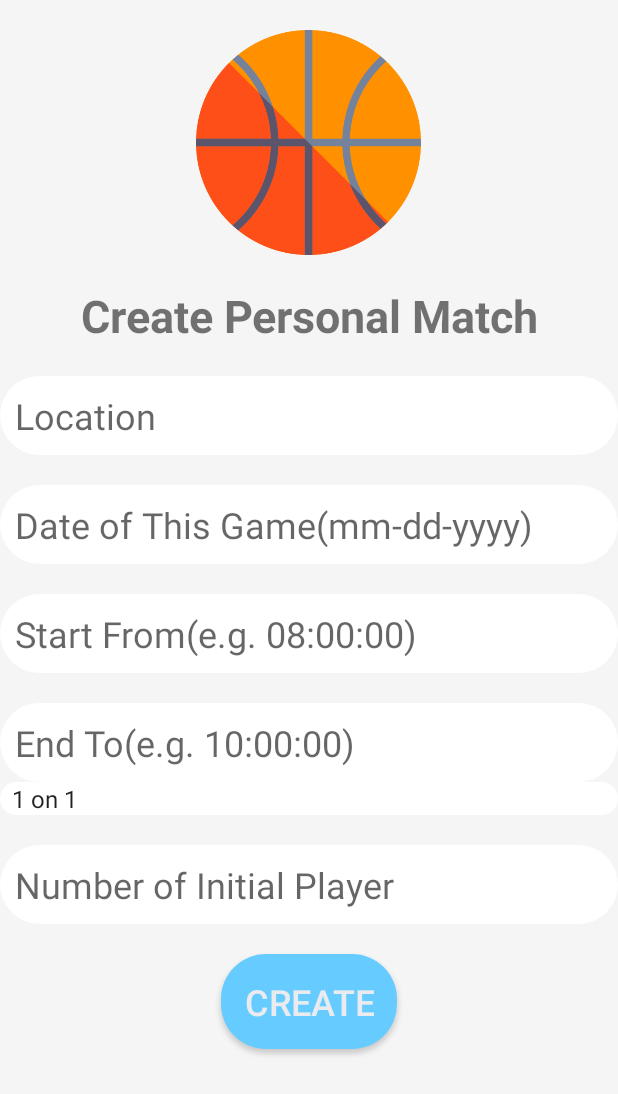
After one commit to dylan-kuo/SportsmateApp, an Android app: the CreatePersonalMatchActivity screen opened directly, with no data from a screen before it, on a phone screen of 412 x 824 dp. The commit adds this screen. Shown: the top 1094 px of the screen. Run offline under Robolectric (Android 15) with nearby library versions, the phone set to English and light mode, and no system bars; our stand-ins replace Firebase (no records; nobody signed in at launch, a user with empty details on screens opened directly).

Commit message:
create personal match

```diff
--- /dev/null
+++ b/app/src/main/java/tkuo/sportsmate/CreatePersonalMatchActivity.java
@@ -0,0 +1,151 @@
+package tkuo.sportsmate;
+
+import androidx.annotation.NonNull;
+import androidx.appcompat.app.AppCompatActivity;
+
+import android.app.ProgressDialog;
+import android.content.Intent;
+import android.os.Bundle;
+import android.text.TextUtils;
+import android.view.View;
+import android.widget.ArrayAdapter;
+import android.widget.Button;
+import android.widget.EditText;
+import android.widget.Spinner;
+import android.widget.TextView;
+import android.widget.Toast;
+
+import com.google.android.gms.tasks.OnCompleteListener;
+import com.google.android.gms.tasks.Task;
+import com.google.firebase.auth.FirebaseAuth;
+import com.google.firebase.auth.FirebaseUser;
+import com.google.firebase.database.DatabaseReference;
+import com.google.firebase.database.FirebaseDatabase;
+import com.google.firebase.storage.FirebaseStorage;
+import com.google.firebase.storage.StorageReference;
+
+import java.util.HashMap;
+
+public class CreatePersonalMatchActivity extends AppCompatActivity {
+    private Button createButton;
+    private TextView textView;
+    private EditText location, date, start, end, numberOfPlayer;
+    private ArrayAdapter<String> adapter;
+    private Spinner spinner;
+    private ProgressDialog loadingBar;
+
+    private FirebaseAuth mAuth;
+    private DatabaseReference UsersRef, PersonalMatchRef;
+    private StorageReference personalMatchReference;
+    private String currentUserID;
+    static private long personal_id = 0;
+
+
+    private static final String[] gameType = {"1 on 1", "3 on 3", "5 on 5"};
+    @Override
+    protected void onCreate(Bundle savedInstanceState) {
+        super.onCreate(savedInstanceState);
+        setContentView(R.layout.activity_create_personal_match);//create the view of create personal match
+        mAuth = FirebaseAuth.getInstance();//get firebase instance
+
+        // Connects to current user
+        currentUserID = mAuth.getCurrentUser().getUid();
+        UsersRef = FirebaseDatabase.getInstance().getReference().child("User").child(currentUserID);
+        PersonalMatchRef = FirebaseDatabase.getInstance().getReference().child("PersonalMatch");
+
+        createButton = (Button) findViewById(R.id.create);
+        textView = (TextView) findViewById(R.id.title);
+        location = (EditText) findViewById(R.id.location);
+        date = (EditText) findViewById(R.id.date);
+        start = (EditText) findViewById(R.id.start_time);
+        end = (EditText) findViewById(R.id.end_time);
+        numberOfPlayer = (EditText) findViewById(R.id.player_number);
+
+        loadingBar = new ProgressDialog(this);
+
+        spinner = (Spinner)findViewById(R.id.game_type);
+        adapter = new ArrayAdapter<String>(this,android.R.layout.simple_spinner_item, gameType);
+        adapter.setDropDownViewResource(android.R.layout.simple_spinner_dropdown_item);
+        spinner.setAdapter(adapter);
+        spinner.setVisibility(View.VISIBLE);
+
+        createButton.setOnClickListener(new View.OnClickListener() {
+            @Override
+            public void onClick(View view) {
+                savePersonalMatchInformation();
+            }
+        });
+
+    }
+
+    private void savePersonalMatchInformation() {
+        String location_s = location.getText().toString();
+        String date_s = date.getText().toString();
+        String start_from = start.getText().toString();
+        String end_to = end.getText().toString();
+        String number = numberOfPlayer.getText().toString();
+
+        if(TextUtils.isEmpty(location_s)){
+            Toast.makeText(this, "Please write the location of this game...", Toast.LENGTH_SHORT).show();
+        }
+        else if(TextUtils.isEmpty(date_s)){
+            Toast.makeText(this, "Please write the date of this game...", Toast.LENGTH_SHORT).show();
+        }
+        else if(TextUtils.isEmpty(start_from)){
+            Toast.makeText(this, "Please write the start time...", Toast.LENGTH_SHORT).show();
+        }
+        else if(TextUtils.isEmpty(end_to)){
+            Toast.makeText(this, "Please write the end time...", Toast.LENGTH_SHORT).show();
+        }
+        else if(TextUtils.isEmpty(number)){
+            Toast.makeText(this, "Please write the number of players...", Toast.LENGTH_SHORT).show();
+        }
+        else{
+            loadingBar.setTitle("Creating New Personal Match");
+            loadingBar.setMessage("Please wait, while we are creating new personal match...");
+            loadingBar.show();
+            loadingBar.setCanceledOnTouchOutside(true);
+
+            HashMap matchInfo = new HashMap();
+            matchInfo.put("host_id", currentUserID);
+            matchInfo.put("location", location_s);
+            matchInfo.put("date", date_s);
+            matchInfo.put("start_time", start_from);
+            matchInfo.put("end_time", end_to);
+            matchInfo.put("num_of_players", number);
+
+            PersonalMatchRef.child(String.valueOf(personal_id)).updateChildren(matchInfo).addOnCompleteListener(new OnCompleteListener() {
+                @Override
+                public void onComplete(@NonNull Task task) {
+                    if(task.isSuccessful()) {
+                        // startActivity(new Intent(getApplicationContext(),MainActivity.class));    // This works the same as senUserToMainActivity()
+                        sendUserToMainActivity();
+                        Toast.makeText(CreatePersonalMatchActivity.this, "Your personal match is created successfully.", Toast.LENGTH_LONG).show();
+                        loadingBar.dismiss();
+                        personal_id++;
+                    }
+                    else {
+                        String message = task.getException().getMessage();
+                        Toast.makeText(CreatePersonalMatchActivity.this, "Error occurred:" + message, Toast.LENGTH_SHORT).show();
+                        loadingBar.dismiss();
+                    }
+                }
+            });
+        }
+    }
+
+    @Override
+    protected void onStart() {
+        super.onStart();
+        FirebaseUser currentUser = mAuth.getCurrentUser();
+    }
+
+    // Switch to Main Activity and clear any other activities on top of it
+    private void sendUserToMainActivity() {
+        Intent mainIntent = new Intent(CreatePersonalMatchActivity.this, MainActivity.class);
+        mainIntent.addFlags(Intent.FLAG_ACTIVITY_NEW_TASK | Intent.FLAG_ACTIVITY_CLEAR_TASK);  // Do this to prevent user from going back to Register activity unless clicking logout
+        startActivity(mainIntent);
+        finish();
+    }
+
+}
--- a/app/src/main/java/tkuo/sportsmate/SetupActivity.java
+++ b/app/src/main/java/tkuo/sportsmate/SetupActivity.java
@@ -68,7 +68,7 @@ public class SetupActivity extends AppCompatActivity {
 
         // Connects to current user
         currentUserID = mAuth.getCurrentUser().getUid();
-        UsersRef = FirebaseDatabase.getInstance().getReference().child(currentUserID);
+        UsersRef = FirebaseDatabase.getInstance().getReference().child("User").child(currentUserID);
         UserProfileImageRef = FirebaseStorage.getInstance().getReference().child("Profile Images");
 
         UserName = (EditText) findViewById(R.id.setup_username);
--- /dev/null
+++ b/app/src/main/res/layout/activity_create_personal_match.xml
@@ -0,0 +1,127 @@
+<?xml version="1.0" encoding="utf-8"?>
+<RelativeLayout xmlns:android="http://schemas.android.com/apk/res/android"
+    xmlns:app="http://schemas.android.com/apk/res-auto"
+    xmlns:tools="http://schemas.android.com/tools"
+    android:layout_width="match_parent"
+    android:layout_height="match_parent"
+    android:layout_alignParentTop="false"
+    android:background="@color/backgroundColor"
+    tools:context=".CreatePersonalMatchActivity">
+
+    <EditText
+        android:id="@+id/end_time"
+        android:layout_width="match_parent"
+        android:layout_height="wrap_content"
+        android:layout_below="@id/start_time"
+        android:layout_marginTop="20dp"
+        android:autofillHints=""
+        android:background="@drawable/input"
+        android:ems="10"
+        android:hint="@string/end_to_e_g_10_00_00"
+        android:inputType="datetime|time"
+        android:padding="10dp"
+        android:textSize="24sp" />
+
+    <EditText
+        android:id="@+id/start_time"
+        android:layout_width="match_parent"
+        android:layout_height="wrap_content"
+        android:layout_below="@id/date"
+        android:layout_marginTop="20dp"
+        android:autofillHints=""
+        android:background="@drawable/input"
+        android:ems="10"
+        android:hint="@string/start_from"
+        android:inputType="datetime|time"
+        android:padding="10dp"
+        android:textSize="24sp" />
+
+    <EditText
+        android:id="@+id/date"
+        android:layout_width="match_parent"
+        android:layout_height="wrap_content"
+        android:layout_below="@id/location"
+        android:layout_marginTop="20dp"
+        android:autofillHints=""
+        android:background="@drawable/input"
+        android:ems="10"
+        android:hint="@string/date_of_this_game"
+        android:inputType="date"
+        android:padding="10dp"
+        android:textSize="24sp" />
+
+    <ImageView
+        android:id="@+id/img_ball"
+        android:layout_width="150dp"
+        android:layout_height="150dp"
+        android:layout_alignParentTop="true"
+        android:layout_centerHorizontal="true"
+        android:layout_marginTop="20dp"
+        android:contentDescription="@string/todo"
+        app:srcCompat="@drawable/basketball"
+        tools:layout_editor_absoluteX="138dp"
+        tools:layout_editor_absoluteY="44dp" />
+
+    <TextView
+        android:id="@+id/title"
+        android:layout_width="match_parent"
+        android:layout_height="wrap_content"
+        android:layout_below="@+id/img_ball"
+        android:layout_marginTop="20dp"
+        android:text="@string/create_personal_match"
+        android:textAlignment="center"
+        android:textSize="30sp"
+        android:textStyle="bold" />
+
+    <EditText
+        android:id="@+id/location"
+        android:layout_width="match_parent"
+        android:layout_height="wrap_content"
+        android:layout_below="@id/title"
+        android:layout_marginTop="20dp"
+        android:autofillHints=""
+        android:background="@drawable/input"
+        android:ems="10"
+        android:hint="@string/location"
+        android:inputType="textPersonName|textPostalAddress"
+        android:padding="10dp"
+        android:textSize="24sp" />
+
+    <Spinner
+        android:id="@+id/game_type"
+        android:layout_width="match_parent"
+        android:layout_height="wrap_content"
+        android:layout_below="@id/end_time"
+        android:background="@drawable/input"
+        android:scrollbarSize="4dp" />
+
+    <EditText
+        android:id="@+id/player_number"
+        android:layout_width="match_parent"
+        android:layout_height="wrap_content"
+        android:layout_below="@id/game_type"
+        android:layout_marginTop="20dp"
+        android:autofillHints=""
+        android:background="@drawable/input"
+        android:ems="10"
+        android:hint="@string/number_of_initial_player"
+        android:inputType="number"
+        android:padding="10dp"
+        android:textSize="24sp" />
+
+    <Button
+        android:id="@+id/create"
+        android:layout_width="wrap_content"
+        android:layout_height="wrap_content"
+        android:layout_below="@id/player_number"
+        android:layout_centerInParent="true"
+        android:layout_marginLeft="7dp"
+        android:layout_marginTop="20dp"
+        android:layout_marginRight="7dp"
+        android:background="@drawable/button"
+        android:padding="15dp"
+        android:text="@string/create"
+        android:textColor="@color/colorAccent"
+        android:textSize="24sp" />
+
+</RelativeLayout>
--- a/app/src/main/res/layout/activity_login.xml
+++ b/app/src/main/res/layout/activity_login.xml
@@ -50,10 +50,10 @@
         android:id="@+id/login_button"
         android:layout_width="140dp"
         android:layout_height="wrap_content"
+        android:layout_below="@+id/login_password"
         android:layout_centerInParent="true"
-        android:layout_below="@+id/login_password"
         android:layout_marginLeft="7dp"
-        android:layout_marginTop="20dp"
+        android:layout_marginTop="17dp"
         android:layout_marginRight="7dp"
         android:background="@drawable/button"
         android:padding="15dp"
--- a/app/src/main/res/values/strings.xml
+++ b/app/src/main/res/values/strings.xml
@@ -6,5 +6,13 @@
     <string name="my_account">My Account</string>
     <string name="logout">Logout</string>
     <string name="drawer_open">Drawer Open</string>"
-    <string name="drawer_close">Drawer Close</string>"
+    <string name="drawer_close">Drawer Close</string>
+    <string name="create_personal_match">Create Personal Match</string>
+    <string name="location">Location</string>
+    <string name="todo">TODO</string>
+    <string name="date_of_this_game">Date of This Game(mm-dd-yyyy)</string>
+    <string name="start_from">Start From(e.g. 08:00:00)</string>
+    <string name="end_to_e_g_10_00_00">End To(e.g. 10:00:00)</string>
+    <string name="number_of_initial_player">Number of Initial Player</string>
+    <string name="create">Create</string>"
 </resources>
```
Also changed, not shown: app/src/main/AndroidManifest.xml (+9 -9 lines), app/src/main/java/tkuo/sportsmate/ChooseMatchActivity.java (added, +47 -0 lines), app/src/main/java/tkuo/sportsmate/MainActivity.java (+12 -0 lines), app/src/main/res/layout/activity_choose_match.xml (added, +42 -0 lines), 1 other file.
